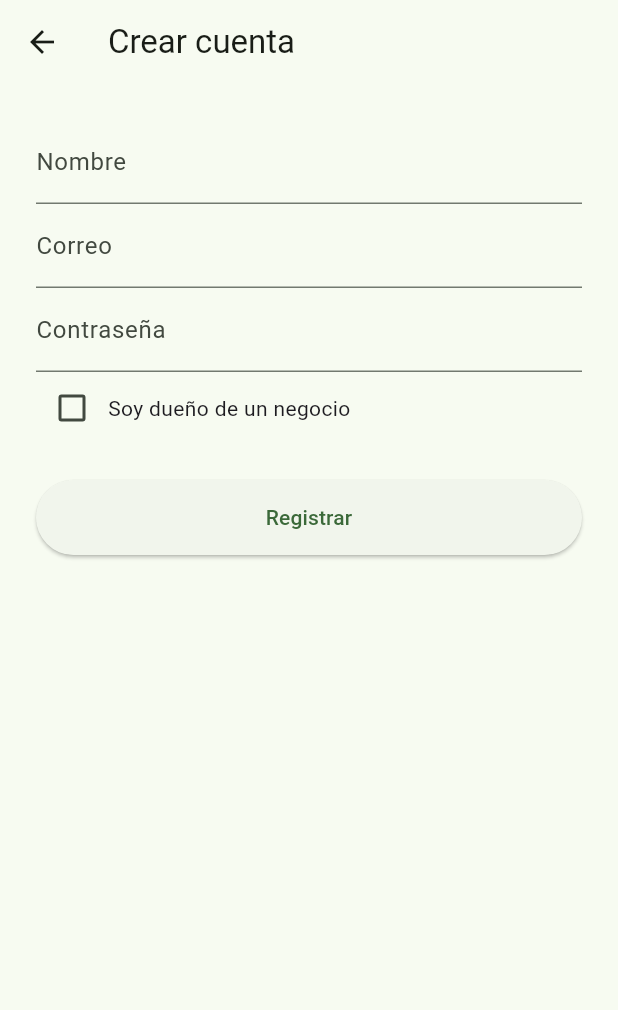
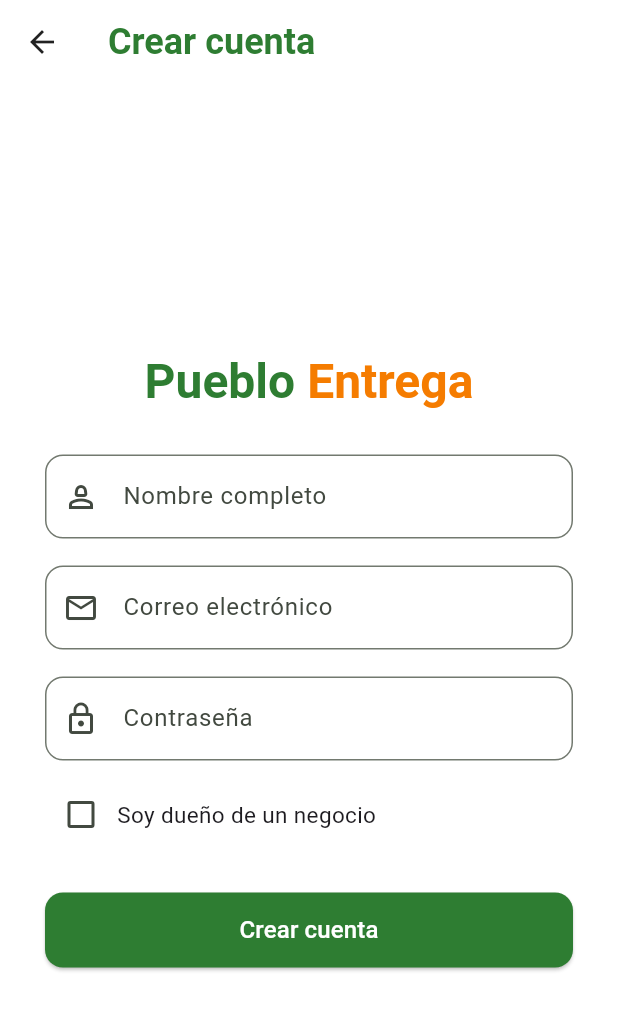
Before and after one commit to D3nn1S-Mugart3/pueblo_entrega, a Flutter app: the screen it shows after launch, after a tap on "¿No tienes cuenta? Regístrate", on a phone screen of 412 x 824 dp. Shown: the top 1010 px of the screen. Run offline on Flutter 3.47's test engine with Material 3 defaults, Android fonts, the phone set to English and light mode, and no system bars; our stand-ins replace cloud_firestore, firebase_auth, firebase_core; accounts and stored records are empty; network calls fail; Roboto replaces fonts that are missing (Poppins).

Commit message:
feat: Diseño nuevo en la sección de Login y Register

```diff
--- a/pueblo_entrega_app/lib/screens/auth/login_screen.dart
+++ b/pueblo_entrega_app/lib/screens/auth/login_screen.dart
@@ -1,5 +1,6 @@
 import 'package:flutter/material.dart';
 import 'package:firebase_auth/firebase_auth.dart';
+import 'package:pueblo_entrega_app/screens/utils/snackbar.dart';
 import 'register_screen.dart';
 
 class LoginScreen extends StatefulWidget {
@@ -12,8 +13,11 @@ class LoginScreen extends StatefulWidget {
 class _LoginScreenState extends State<LoginScreen> {
   final emailCtrl = TextEditingController();
   final passCtrl = TextEditingController();
+  bool loading = false;
 
   Future<void> login() async {
+    setState(() => loading = true);
+
     try {
       await FirebaseAuth.instance.signInWithEmailAndPassword(
         email: emailCtrl.text.trim(),
@@ -24,53 +28,117 @@ class _LoginScreenState extends State<LoginScreen> {
       // El StreamBuilder en main.dart ya detectará el login
       // y enviará a BusinessDashboardScreen o HomeScreen.
     } catch (e) {
-      ScaffoldMessenger.of(
+      // ScaffoldMessenger.of(
+      //   context,
+      // ).showSnackBar(SnackBar(content: Text("Error: ${e.toString()}")));
+
+      showAppSnackBar(
         context,
-      ).showSnackBar(SnackBar(content: Text("Error: ${e.toString()}")));
+        message: "Error: ${e.toString().replaceAll("Exception:", "")}",
+        type: SnackType.error,
+      );
+    } finally {
+      setState(() => loading = false);
     }
   }
 
   @override
   Widget build(BuildContext context) {
     return Scaffold(
-      body: Padding(
-        padding: const EdgeInsets.all(24),
-        child: Center(
+      backgroundColor: Colors.white,
+      body: Center(
         child: SingleChildScrollView(
+          padding: const EdgeInsets.symmetric(horizontal: 30),
           child: Column(
+            mainAxisAlignment: MainAxisAlignment.center,
             children: [
-                const Text(
-                  "MiPueblo App",
-                  style: TextStyle(fontSize: 28, fontWeight: FontWeight.bold),
+              AnimatedContainer(
+                duration: Duration(milliseconds: 600),
+                curve: Curves.easeOutBack,
+                height: 130,
+                child: Image.asset("assets/images/pueblo_entrega.png"),
               ),
-                const SizedBox(height: 24),
+              const SizedBox(height: 10),
+              RichText(
+                text: TextSpan(
+                  style: TextStyle(
+                    fontSize: 32,
+                    fontWeight: FontWeight.bold,
+                    fontFamily: "Poppins",
+                  ),
+                  children: [
+                    TextSpan(
+                      text: "Pueblo ",
+                      style: TextStyle(color: Colors.green[800]),
+                    ),
+                    TextSpan(
+                      text: "Entrega",
+                      style: TextStyle(color: Colors.orange[700]),
+                    ),
+                  ],
+                ),
+              ),
+              SizedBox(height: 30),
               TextField(
                 controller: emailCtrl,
-                  decoration: const InputDecoration(labelText: "Correo"),
+                decoration: InputDecoration(
+                  labelText: "Correo electrónico",
+                  prefixIcon: Icon(Icons.email_outlined),
+                  border: OutlineInputBorder(
+                    borderRadius: BorderRadius.circular(12),
                   ),
-                const SizedBox(height: 12),
+                ),
+              ),
+              const SizedBox(height: 18),
               TextField(
                 controller: passCtrl,
-                  decoration: const InputDecoration(labelText: "Contraseña"),
+                decoration: InputDecoration(
+                  labelText: "Contraseña",
+                  prefixIcon: Icon(Icons.lock_outline),
+                  border: OutlineInputBorder(
+                    borderRadius: BorderRadius.circular(12),
+                  ),
+                ),
                 obscureText: true,
               ),
-                const SizedBox(height: 24),
-                ElevatedButton(
-                  onPressed: login,
+              const SizedBox(height: 28),
+
+              SizedBox(
+                width: double.infinity,
+                height: 50,
+                child: ElevatedButton(
+                  onPressed: loading ? null : login,
                   style: ElevatedButton.styleFrom(
-                    minimumSize: const Size(double.infinity, 50),
+                    backgroundColor: Colors.green[800],
+                    shape: RoundedRectangleBorder(
+                      borderRadius: BorderRadius.circular(12),
                     ),
-                  child: const Text("Iniciar sesión"),
                   ),
+                  child: loading
+                      ? const CircularProgressIndicator(color: Colors.white)
+                      : const Text(
+                          "Iniciar sesión",
+                          style: TextStyle(fontSize: 16, color: Colors.white),
+                        ),
+                ),
+              ),
+
+              const SizedBox(height: 14),
+
               TextButton(
                 onPressed: () => Navigator.push(
                   context,
                   MaterialPageRoute(builder: (_) => const RegisterScreen()),
                 ),
-                  child: const Text("¿No tienes cuenta? Regístrate"),
+                child: Text(
+                  "¿No tienes cuenta? Regístrate",
+                  style: TextStyle(
+                    color: Colors.green[800],
+                    fontWeight: FontWeight.w600,
+                  ),
+                ),
               ),
             ],
-            ),
           ),
         ),
       ),
--- a/pueblo_entrega_app/lib/screens/auth/register_screen.dart
+++ b/pueblo_entrega_app/lib/screens/auth/register_screen.dart
@@ -3,6 +3,7 @@ import 'package:firebase_auth/firebase_auth.dart';
 import 'package:cloud_firestore/cloud_firestore.dart';
 import 'package:pueblo_entrega_app/screens/business_register_screen.dart';
 import 'package:pueblo_entrega_app/screens/customer/home_screen.dart';
+import 'package:pueblo_entrega_app/screens/utils/snackbar.dart';
 
 class RegisterScreen extends StatefulWidget {
   const RegisterScreen({super.key});
@@ -17,7 +18,22 @@ class _RegisterScreenState extends State<RegisterScreen> {
   final passCtrl = TextEditingController();
   bool isBusiness = false;
 
+  bool loading = false;
+
   Future<void> register() async {
+    if (nameCtrl.text.isEmpty ||
+        emailCtrl.text.isEmpty ||
+        passCtrl.text.isEmpty) {
+      showAppSnackBar(
+        context,
+        message: "Todos los campos son obligatorios.",
+        type: SnackType.error,
+      );
+      return;
+    }
+
+    setState(() => loading = true);
+
     try {
       UserCredential user = await FirebaseAuth.instance
           .createUserWithEmailAndPassword(
@@ -52,51 +68,131 @@ class _RegisterScreenState extends State<RegisterScreen> {
         );
       }
     } catch (e) {
-      ScaffoldMessenger.of(
+      showAppSnackBar(
         context,
-      ).showSnackBar(SnackBar(content: Text("Error: ${e.toString()}")));
+        message: "Error: ${e.toString().replaceAll("Exception", "")}",
+        type: SnackType.error,
+      );
+    } finally {
+      setState(() => loading = true);
     }
   }
 
   @override
   Widget build(BuildContext context) {
     return Scaffold(
-      appBar: AppBar(title: const Text("Crear cuenta")),
-      body: Padding(
-        padding: const EdgeInsets.all(24),
+      backgroundColor: Colors.white,
+      appBar: AppBar(
+        elevation: 0,
+        backgroundColor: Colors.white,
+        iconTheme: const IconThemeData(color: Colors.black87),
+        title: Text(
+          "Crear cuenta",
+          style: TextStyle(
+            color: Colors.green[800],
+            fontSize: 24,
+            fontWeight: FontWeight.bold,
+            fontFamily: "Poppins",
+          ),
+        ),
+      ),
+      body: Center(
+        child: SingleChildScrollView(
+          padding: const EdgeInsets.symmetric(horizontal: 30),
           child: Column(
+            crossAxisAlignment: CrossAxisAlignment.start,
             children: [
+              Center(
+                child: RichText(
+                  text: TextSpan(
+                    style: TextStyle(
+                      fontSize: 32,
+                      fontWeight: FontWeight.bold,
+                      fontFamily: "Poppins",
+                    ),
+                    children: [
+                      TextSpan(
+                        text: "Pueblo ",
+                        style: TextStyle(color: Colors.green[800]),
+                      ),
+                      TextSpan(
+                        text: "Entrega",
+                        style: TextStyle(color: Colors.orange[700]),
+                      ),
+                    ],
+                  ),
+                ),
+              ),
+              const SizedBox(height: 30),
               TextField(
                 controller: nameCtrl,
-              decoration: const InputDecoration(labelText: "Nombre"),
+                decoration: InputDecoration(
+                  labelText: "Nombre completo",
+                  prefixIcon: Icon(Icons.person_2_outlined),
+                  border: OutlineInputBorder(
+                    borderRadius: BorderRadius.circular(12),
                   ),
+                ),
+              ),
+              const SizedBox(height: 18),
               TextField(
                 controller: emailCtrl,
-              decoration: const InputDecoration(labelText: "Correo"),
+                decoration: InputDecoration(
+                  labelText: "Correo electrónico",
+                  prefixIcon: Icon(Icons.email_outlined),
+                  border: OutlineInputBorder(
+                    borderRadius: BorderRadius.circular(12),
                   ),
+                ),
+              ),
+              const SizedBox(height: 18),
               TextField(
                 controller: passCtrl,
-              decoration: const InputDecoration(labelText: "Contraseña"),
+                decoration: InputDecoration(
+                  labelText: "Contraseña",
+                  prefixIcon: Icon(Icons.lock_outline),
+                  border: OutlineInputBorder(
+                    borderRadius: BorderRadius.circular(12),
+                  ),
+                ),
                 obscureText: true,
               ),
+              const SizedBox(height: 12),
               Row(
                 children: [
                   Checkbox(
                     value: isBusiness,
+                    activeColor: Colors.green[800],
                     onChanged: (v) => setState(() => isBusiness = v!),
                   ),
-                const Text("Soy dueño de un negocio"),
+                  const Text(
+                    "Soy dueño de un negocio",
+                    style: TextStyle(fontSize: 15),
+                  ),
                 ],
               ),
-            const SizedBox(height: 24),
-            ElevatedButton(
-              onPressed: register,
+              const SizedBox(height: 28),
+              SizedBox(
+                width: double.infinity,
+                height: 50,
+                child: ElevatedButton(
+                  onPressed: loading ? null : register,
                   style: ElevatedButton.styleFrom(
-                minimumSize: const Size(double.infinity, 50),
+                    backgroundColor: Colors.green[800],
+                    shape: RoundedRectangleBorder(
+                      borderRadius: BorderRadius.circular(12),
                     ),
-              child: const Text("Registrar"),
+                  ),
+                  child: loading
+                      ? const CircularProgressIndicator(color: Colors.white)
+                      : Text(
+                          "Crear cuenta",
+                          style: TextStyle(fontSize: 16, color: Colors.white),
+                        ),
+                ),
               ),
             ],
+          ),
         ),
       ),
     );
```
Lines whose indentation alone changed are shown as unchanged.
